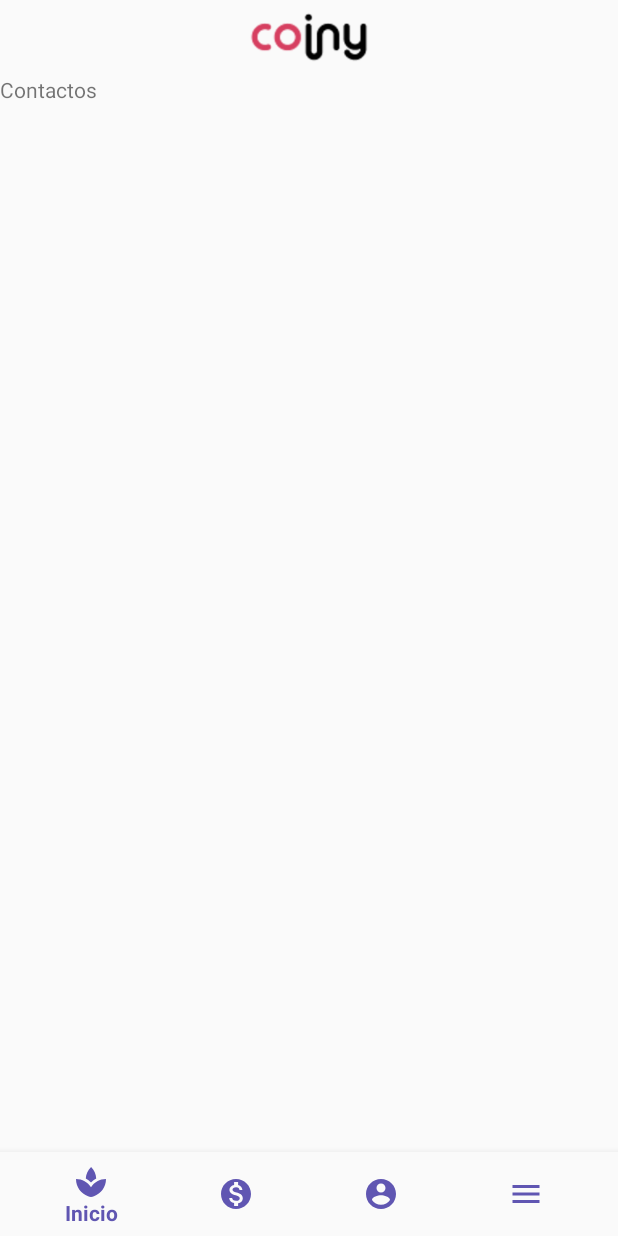
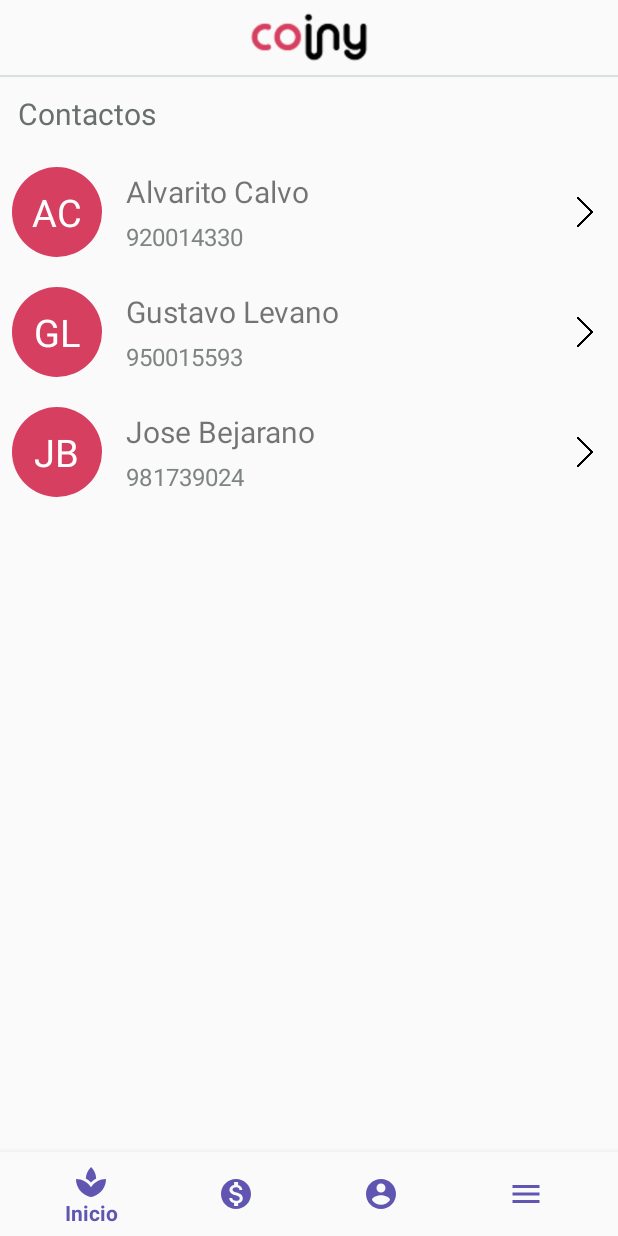
Before and after one commit to Avrgebro/coiny, an Android app: the fragment ContactsFragment placed in its activity, on a phone screen of 412 x 824 dp. Run offline under Robolectric (Android 15) with nearby library versions, the phone set to English and light mode, and no system bars; our stand-ins replace CircleImageView.

Commit message:
Implemented recycler view for contacts

```diff
--- /dev/null
+++ b/app/src/main/java/com/arsenic/coiny/Activities/DiscountInfo.java
@@ -0,0 +1,16 @@
+package com.arsenic.coiny.Activities;
+
+import androidx.appcompat.app.AppCompatActivity;
+
+import android.os.Bundle;
+
+import com.arsenic.coiny.R;
+
+public class DiscountInfo extends AppCompatActivity {
+
+    @Override
+    protected void onCreate(Bundle savedInstanceState) {
+        super.onCreate(savedInstanceState);
+        setContentView(R.layout.activity_discount_info);
+    }
+}
--- /dev/null
+++ b/app/src/main/java/com/arsenic/coiny/Adapters/ContactAdapter.java
@@ -0,0 +1,65 @@
+package com.arsenic.coiny.Adapters;
+
+import android.content.Context;
+import android.view.LayoutInflater;
+import android.view.View;
+import android.view.ViewGroup;
+import android.widget.TextView;
+
+import androidx.annotation.NonNull;
+import androidx.recyclerview.widget.RecyclerView;
+
+import com.arsenic.coiny.Model.Contact;
+import com.arsenic.coiny.Model.Discount;
+import com.arsenic.coiny.R;
+
+import java.util.List;
+
+public class ContactAdapter extends RecyclerView.Adapter<ContactAdapter.ContactViewHolder> {
+
+    private List<Contact> contacts;
+    private Context context;
+
+    public ContactAdapter(Context context, List contacts){
+        this.contacts = contacts;
+        this.context = context;
+    }
+
+    @NonNull
+    @Override
+    public ContactViewHolder onCreateViewHolder(@NonNull ViewGroup parent, int viewType) {
+        LayoutInflater inflater = LayoutInflater.from(this.context);
+        View view = inflater.inflate(R.layout.contact_list_item, parent, false);
+        return new ContactAdapter.ContactViewHolder(view);
+    }
+
+    @Override
+    public void onBindViewHolder(@NonNull ContactViewHolder holder, int position) {
+        Contact contact = contacts.get(position);
+
+        holder.initials.setText(contact.getInitials());
+        String showname = contact.getNombre() + " " + contact.getApellido();
+        holder.name.setText(showname);
+        holder.number.setText(contact.getTelefono());
+    }
+
+    @Override
+    public int getItemCount() {
+        return contacts.size();
+    }
+
+    public class ContactViewHolder extends RecyclerView.ViewHolder {
+
+        TextView initials;
+        TextView name;
+        TextView number;
+
+        public ContactViewHolder(@NonNull View itemView) {
+            super(itemView);
+
+            initials = itemView.findViewById(R.id.contact_list_initials);
+            name = itemView.findViewById(R.id.contact_list_name);
+            number = itemView.findViewById(R.id.contact_list_number);
+        }
+    }
+}
--- a/app/src/main/java/com/arsenic/coiny/Fragments/ContactsFragment.java
+++ b/app/src/main/java/com/arsenic/coiny/Fragments/ContactsFragment.java
@@ -1,16 +1,31 @@
 package com.arsenic.coiny.Fragments;
 
-import android.content.Context;
 import android.net.Uri;
 import android.os.Bundle;
 
+import androidx.annotation.NonNull;
+import androidx.annotation.Nullable;
 import androidx.fragment.app.Fragment;
+import androidx.recyclerview.widget.LinearLayoutManager;
+import androidx.recyclerview.widget.RecyclerView;
 
 import android.view.LayoutInflater;
 import android.view.View;
 import android.view.ViewGroup;
 
+import com.arsenic.coiny.Adapters.ContactAdapter;
+import com.arsenic.coiny.Adapters.DiscountAdapter;
+import com.arsenic.coiny.Model.Contact;
 import com.arsenic.coiny.R;
+
+import java.util.ArrayList;
+import java.util.List;
+
+/*
+* Currently playing:
+* Del Recuerdo
+* Sharif ft. MXRGXN
+* */
 
 
 public class ContactsFragment extends Fragment {
@@ -31,6 +46,24 @@ public class ContactsFragment extends Fragment {
         return view;
     }
 
+    @Override
+    public void onViewCreated(@NonNull View view, @Nullable Bundle savedInstanceState) {
+        super.onViewCreated(view, savedInstanceState);
+
+        Contact c1 = new Contact("Alvarito", "Calvo", "920014330");
+        Contact c2 = new Contact("Gustavo", "Levano", "950015593");
+        Contact c3 = new Contact("Jose", "Bejarano", "981739024");
+
+        List<Contact> contacts= new ArrayList<>();
+        contacts.add(c1);
+        contacts.add(c2);
+        contacts.add(c3);
+
+        RecyclerView contact_list = view.findViewById(R.id.contacts_list);
+        contact_list.setLayoutManager(new LinearLayoutManager(getContext()));
+
+        contact_list.setAdapter(new ContactAdapter(getActivity(), contacts));
+    }
 
     public interface OnFragmentInteractionListener {
         // TODO: Update argument type and name
--- /dev/null
+++ b/app/src/main/java/com/arsenic/coiny/Model/Contact.java
@@ -0,0 +1,41 @@
+package com.arsenic.coiny.Model;
+
+public class Contact {
+    private String nombre;
+    private String apellido;
+    private String telefono;
+
+    public Contact(String nombre, String apellido, String telefono) {
+        this.nombre = nombre;
+        this.apellido = apellido;
+        this.telefono = telefono;
+    }
+
+    public String getNombre() {
+        return nombre;
+    }
+
+    public void setNombre(String nombre) {
+        this.nombre = nombre;
+    }
+
+    public String getApellido() {
+        return apellido;
+    }
+
+    public void setApellido(String apellido) {
+        this.apellido = apellido;
+    }
+
+    public String getTelefono() {
+        return telefono;
+    }
+
+    public void setTelefono(String telefono) {
+        this.telefono = telefono;
+    }
+
+    public String getInitials(){
+        return this.nombre.substring(0, 1) + this.apellido.substring(0, 1);
+    }
+}
--- /dev/null
+++ b/app/src/main/res/drawable/contact_bg.xml
@@ -0,0 +1,12 @@
+<?xml version="1.0" encoding="utf-8"?>
+<shape
+    xmlns:android="http://schemas.android.com/apk/res/android"
+    android:shape="oval">
+
+    <solid
+        android:color="@color/pink"/>
+
+    <size
+        android:width="120dp"
+        android:height="120dp"/>
+</shape>
--- /dev/null
+++ b/app/src/main/res/layout/activity_discount_info.xml
@@ -0,0 +1,9 @@
+<?xml version="1.0" encoding="utf-8"?>
+<androidx.constraintlayout.widget.ConstraintLayout xmlns:android="http://schemas.android.com/apk/res/android"
+    xmlns:app="http://schemas.android.com/apk/res-auto"
+    xmlns:tools="http://schemas.android.com/tools"
+    android:layout_width="match_parent"
+    android:layout_height="match_parent"
+    tools:context=".Activities.DiscountInfo">
+
+</androidx.constraintlayout.widget.ConstraintLayout>
--- a/app/src/main/res/layout/activity_main.xml
+++ b/app/src/main/res/layout/activity_main.xml
@@ -17,6 +17,18 @@
         app:layout_constraintStart_toStartOf="parent"
         app:layout_constraintTop_toTopOf="parent"
         app:layout_constraintVertical_bias="0.0"></ImageView>
+
+    <View
+        android:layout_width="match_parent"
+        android:layout_height="1dp"
+        android:background="#dae0db"
+        android:outlineAmbientShadowColor="#dae0db"
+        app:layout_constraintBottom_toBottomOf="parent"
+        app:layout_constraintEnd_toEndOf="parent"
+        app:layout_constraintHorizontal_bias="0.0"
+        app:layout_constraintStart_toStartOf="parent"
+        app:layout_constraintTop_toBottomOf="@id/imageView2"
+        app:layout_constraintVertical_bias="0.0" />
 
     <FrameLayout
         android:id="@+id/mainfragment"
--- a/app/src/main/res/layout/discount_list_item.xml
+++ b/app/src/main/res/layout/contact_list_item.xml
@@ -3,46 +3,61 @@
     xmlns:android="http://schemas.android.com/apk/res/android"
     xmlns:tools="http://schemas.android.com/tools"
     android:orientation="horizontal" android:layout_width="match_parent"
-    android:layout_height="wrap_content">
+    android:layout_height="80dp">
 
-    <de.hdodenhof.circleimageview.CircleImageView
-        android:layout_width="80dp"
-        android:layout_height="80dp"
-        android:src="@drawable/cineplanet"
-        android:scaleType="centerCrop"
-        android:id="@+id/discount_list_logo"/>
+    <LinearLayout
+        android:layout_width="60dp"
+        android:layout_height="60dp"
+        android:layout_centerVertical="true"
+        android:background="@drawable/contact_bg"
+        android:id="@+id/gaaa"
+        android:gravity="center"
+        android:layout_marginLeft="8dp"
+        android:layout_marginRight="8dp">
+
+        <TextView
+            android:id="@+id/contact_list_initials"
+            android:layout_width="wrap_content"
+            android:layout_height="wrap_content"
+            android:text="JC"
+            android:textAllCaps="true"
+            android:textColor="@color/white"
+            android:layout_gravity="center_horizontal|center_vertical"
+            android:textSize="25sp" />
 
 
+    </LinearLayout>
+
     <LinearLayout
-        android:id="@+id/discount_list_linlay"
+        android:id="@+id/contact_list_linlay"
         android:layout_width="wrap_content"
         android:layout_height="wrap_content"
         android:layout_gravity="center"
         android:orientation="vertical"
         android:padding="8dp"
         android:layout_centerVertical="true"
-        android:layout_toRightOf="@id/discount_list_logo">
+        android:layout_toRightOf="@id/gaaa">
 
         <TextView
-            android:id="@+id/discount_list_company"
+            android:id="@+id/contact_list_name"
             android:layout_width="wrap_content"
             android:layout_height="wrap_content"
-            android:text="CinePlanet"
+            android:text="Juan Calvo"
             android:textSize="20sp" />
 
         <TextView
-            android:id="@+id/discount_list_desc"
+            android:id="@+id/contact_list_number"
             android:layout_width="wrap_content"
             android:layout_height="wrap_content"
             android:paddingTop="5dp"
-            android:text="pequena descripcion de la promocion"
+            android:text="920014330"
             android:textColor="#7e8580"
-            android:textSize="10sp" />
+            android:textSize="16sp" />
 
     </LinearLayout>
 
     <ImageView
-        android:id="@+id/discount_list_go"
+        android:id="@+id/contact_list_go"
         android:layout_width="20dp"
         android:layout_height="20dp"
         android:layout_gravity="center"
--- a/app/src/main/res/layout/fragment_contacts.xml
+++ b/app/src/main/res/layout/fragment_contacts.xml
@@ -1,14 +1,35 @@
 <?xml version="1.0" encoding="utf-8"?>
-<FrameLayout xmlns:android="http://schemas.android.com/apk/res/android"
+<androidx.constraintlayout.widget.ConstraintLayout
+    xmlns:android="http://schemas.android.com/apk/res/android"
+    xmlns:app="http://schemas.android.com/apk/res-auto"
     xmlns:tools="http://schemas.android.com/tools"
-    android:layout_width="match_parent"
     android:layout_height="match_parent"
-    tools:context=".Fragments.ContactsFragment">
+    android:layout_width="match_parent">
 
-    <!-- TODO: Update blank fragment layout -->
     <TextView
+        android:id="@+id/contacts_title"
         android:layout_width="match_parent"
-        android:layout_height="match_parent"
-        android:text="Contactos" />
+        android:layout_height="wrap_content"
+        android:padding="12dp"
+        android:text="Contactos"
+        android:textColor="#69706b"
+        android:textSize="20sp"
+        app:layout_constraintBottom_toBottomOf="parent"
+        app:layout_constraintEnd_toEndOf="parent"
+        app:layout_constraintHorizontal_bias="0.0"
+        app:layout_constraintStart_toStartOf="parent"
+        app:layout_constraintTop_toTopOf="parent"
+        app:layout_constraintVertical_bias="0.0" />
 
-</FrameLayout>
+    <androidx.recyclerview.widget.RecyclerView
+        android:id="@+id/contacts_list"
+        android:layout_width="0dp"
+        android:layout_height="0dp"
+        android:layout_marginStart="0dp"
+        android:layout_marginEnd="0dp"
+        app:layout_constraintBottom_toBottomOf="parent"
+        app:layout_constraintEnd_toEndOf="parent"
+        app:layout_constraintStart_toStartOf="parent"
+        app:layout_constraintTop_toBottomOf="@+id/contacts_title" />
+
+</androidx.constraintlayout.widget.ConstraintLayout>
--- a/app/src/main/res/layout/fragment_discounts.xml
+++ b/app/src/main/res/layout/fragment_discounts.xml
@@ -7,7 +7,7 @@
     android:layout_width="match_parent">
 
     <TextView
-        android:id="@+id/textView"
+        android:id="@+id/discount_title"
         android:layout_width="match_parent"
         android:layout_height="wrap_content"
         android:padding="12dp"
@@ -30,6 +30,6 @@
         app:layout_constraintBottom_toBottomOf="parent"
         app:layout_constraintEnd_toEndOf="parent"
         app:layout_constraintStart_toStartOf="parent"
-        app:layout_constraintTop_toBottomOf="@+id/textView" />
+        app:layout_constraintTop_toBottomOf="@+id/discount_title" />
 
 </androidx.constraintlayout.widget.ConstraintLayout>
```
Also changed, not shown: app/src/main/AndroidManifest.xml (+10 -2 lines), app/src/main/res/drawable-v24/discount_qr.png (added).
